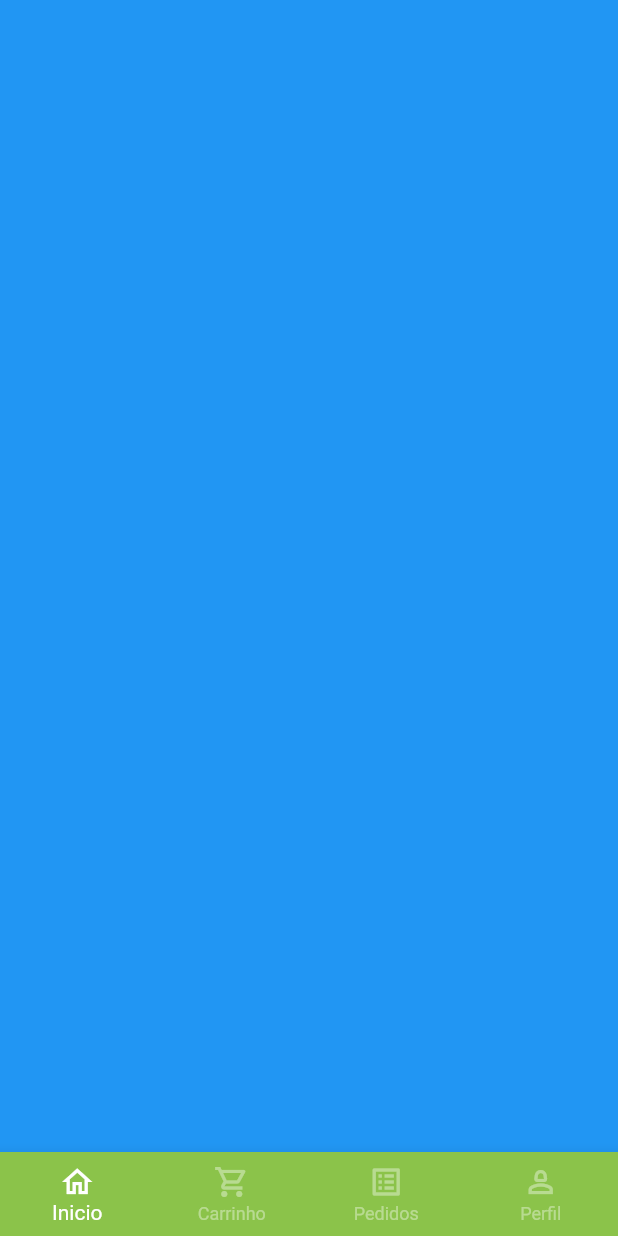
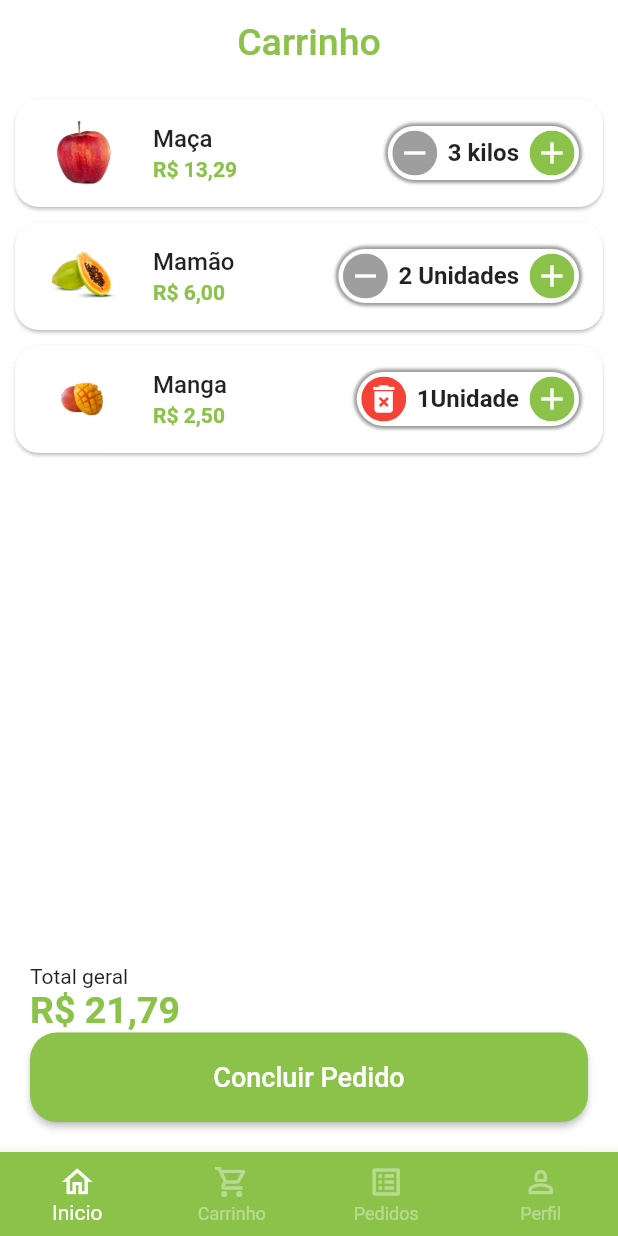
Before and after one commit to Raf-Alcides/greengrocer_mobile, a Flutter app: the BaseScreen screen opened directly, swiped to page 2, on a phone screen of 412 x 824 dp. Run offline on Flutter 3.47's test engine with Material 2 defaults, Android fonts, the phone set to English and light mode, and no system bars; our stand-ins replace animated_text_kit, flutter_screenutil, mask_text_input_formatter.

Commit message:
Tela de carrinho

```diff
--- a/lib/app/core/app_data.dart
+++ b/lib/app/core/app_data.dart
@@ -1,11 +1,14 @@
 import 'package:greengrocer_mobile/app/models/item_model.dart';
+
+import '../models/cart_item_model.dart';
 
 final ItemModel apple = ItemModel(
   itemName: 'Maça',
   imgUrl: 'assets/images/apple.png',
   unit: 'kilo',
   price: 4.43,
-  description: 'A Maçã Fuji Possui fibras solúveis que ajudam a reduzir o colesterol sangüíneo.  A Maçã Gala é fonte de ferro, mineral essencial para a formação dos glóbulos vermelhos. A Maçã Golden possui enzimas que melhoram a digestão. Vendida por quilo (KG) e unidade (UN). Variações da Maçã: Golden, Red Delicious, Nacional Fuji e Nacional Gala.',
+  description:
+      'A Maçã Fuji Possui fibras solúveis que ajudam a reduzir o colesterol sangüíneo.  A Maçã Gala é fonte de ferro, mineral essencial para a formação dos glóbulos vermelhos. A Maçã Golden possui enzimas que melhoram a digestão. Vendida por quilo (KG) e unidade (UN). Variações da Maçã: Golden, Red Delicious, Nacional Fuji e Nacional Gala.',
 );
 
 final ItemModel grape = ItemModel(
@@ -64,3 +67,9 @@ List<String> categories = [
   'Hortalizas',
   'Temperos',
 ];
+
+List<CartItemModel> cartItem = [
+  CartItemModel(item: apple, quantity: 3),
+  CartItemModel(item: mamao, quantity: 2),
+  CartItemModel(item: mango, quantity: 1),
+];
--- /dev/null
+++ b/lib/app/models/cart_item_model.dart
@@ -0,0 +1,15 @@
+
+import 'package:greengrocer_mobile/app/models/item_model.dart';
+
+class CartItemModel {
+  final ItemModel item;
+  int quantity;
+
+  CartItemModel({
+    required this.item, required this.quantity
+  });
+
+  double totalPrice() {
+    return item.price * quantity;
+  }
+}
--- a/lib/app/pages/base/base_screen.dart
+++ b/lib/app/pages/base/base_screen.dart
@@ -1,4 +1,5 @@
 import 'package:flutter/material.dart';
+import 'package:greengrocer_mobile/app/pages/cart/cart_tab.dart';
 
 import '../home/home_tab.dart';
 
@@ -21,9 +22,7 @@ class _BaseScreenState extends State<BaseScreen> {
         controller: pageController,
         children: [
            const HomeTab(),
-          Container(
-            color: Colors.blue,
-          ),
+           const CartTab(),
           Container(
             color: Colors.pink,
           ),
--- /dev/null
+++ b/lib/app/pages/cart/cart_tab.dart
@@ -0,0 +1,113 @@
+import 'package:flutter/material.dart';
+import 'package:greengrocer_mobile/app/core/ui/extension/theme_extension.dart';
+import 'package:greengrocer_mobile/app/core/ui/services/utils_services.dart';
+import 'package:greengrocer_mobile/app/models/cart_item_model.dart';
+import 'package:greengrocer_mobile/app/pages/components/auth/custom_elevated_button.dart';
+import '../../core/app_data.dart' as app_data;
+import '../components/cart/cart_tile.dart';
+
+class CartTab extends StatefulWidget {
+  const CartTab({super.key});
+
+  @override
+  State<CartTab> createState() => _CartTabState();
+}
+
+class _CartTabState extends State<CartTab> {
+  final UtilsServices utilsServices = UtilsServices();
+
+  void removeItemCart(CartItemModel cartItem) {
+    setState(() {
+      app_data.cartItem.remove(cartItem);
+    });
+  }
+
+  double cartTotalPrice() {
+    double total = 0;
+    for (var item in app_data.cartItem) {
+      total += item.totalPrice();
+    }
+    return total;
+  }
+
+  @override
+  Widget build(BuildContext context) {
+    return Scaffold(
+      appBar: AppBar(
+        title: Text(
+          'Carrinho',
+          style: TextStyle(fontSize: 25, color: context.primaryColor),
+        ),
+      ),
+      body: Column(
+        children: [
+          Expanded(
+            child: ListView.builder(
+              itemCount: app_data.cartItem.length,
+              itemBuilder: (_, index) => CartTile(
+                cartItem: app_data.cartItem[index],
+                remove: removeItemCart,
+              ),
+            ),
+          ),
+          Container(
+            padding: const EdgeInsets.all(20),
+            decoration: BoxDecoration(
+              color: Colors.white,
+              borderRadius: BorderRadius.circular(30),
+            ),
+            child: Column(
+                crossAxisAlignment: CrossAxisAlignment.stretch,
+                children: [
+                  const Text('Total geral'),
+                  Text(
+                    utilsServices.priceToCurrent(cartTotalPrice()),
+                    style: TextStyle(
+                        color: context.primaryColor,
+                        fontSize: 25,
+                        fontWeight: FontWeight.bold),
+                  ),
+                  CustomElevatedButton(
+                      text: 'Concluir Pedido',
+                      onPressed: () async {
+                        bool? result = await showOrderConfimation();
+                        // ignore: avoid_print
+                        print(result);
+                      })
+                ]),
+          ),
+        ],
+      ),
+    );
+  }
+
+  Future<bool?> showOrderConfimation() {
+    return showDialog<bool>(
+        context: context,
+        builder: (context) {
+          return AlertDialog(
+            shape: RoundedRectangleBorder(
+              borderRadius: BorderRadius.circular(20)
+            ),
+            title: const Text('Confirmação'),
+            content: const Text('Deseja realmente concluir o Pedido?'),
+            actions: [
+              TextButton(
+                onPressed: () {
+                  Navigator.of(context).pop(false);
+                },
+                child: const Text('Não'),
+              ),
+              ElevatedButton(onPressed: () {
+                  Navigator.of(context).pop(true);
+
+              }, style: ElevatedButton.styleFrom(
+                shape: RoundedRectangleBorder(
+                  borderRadius: BorderRadius.circular(20)
+                )
+              ), child: const Text('Sim'),)
+            ],
+          );
+        });
+  }
+}
--- /dev/null
+++ b/lib/app/pages/components/cart/cart_tile.dart
@@ -0,0 +1,53 @@
+import 'package:flutter/material.dart';
+import 'package:greengrocer_mobile/app/core/ui/extension/theme_extension.dart';
+import 'package:greengrocer_mobile/app/core/ui/services/utils_services.dart';
+import 'package:greengrocer_mobile/app/models/cart_item_model.dart';
+import 'package:greengrocer_mobile/app/pages/components/widgets/custom_quantity.dart';
+
+class CartTile extends StatefulWidget {
+
+  final CartItemModel cartItem;
+  final Function(CartItemModel) remove;
+
+
+  const CartTile({super.key, required this.cartItem, required this.remove});
+
+  @override
+  State<CartTile> createState() => _CartTileState();
+}
+
+class _CartTileState extends State<CartTile> {
+  final UtilsServices utilsServices = UtilsServices();
+
+
+
+
+  @override
+  Widget build(BuildContext context) {
+    return  Card(
+      margin: const EdgeInsets.fromLTRB(10, 10, 10, 0),
+      shape: RoundedRectangleBorder(
+        borderRadius: BorderRadius.circular(16)
+      ),
+      child: ListTile(
+        leading: Image.asset(widget.cartItem.item.imgUrl, height: 60, width: 60,),
+        title: Text(widget.cartItem.item.itemName, style: const TextStyle(fontWeight: FontWeight.w500),),
+        subtitle: Text(utilsServices.priceToCurrent(widget.cartItem.totalPrice()), style: TextStyle( color: context.primaryColor, fontWeight: FontWeight.bold),),
+        trailing: CustomQuantity(
+          count: widget.cartItem.quantity,
+          medida: widget.cartItem.item.unit,
+          result: (quantity) {
+            setState(() {
+              widget.cartItem.quantity = quantity;
+
+              if(quantity == 0) {
+                widget.remove(widget.cartItem);
+              }
+            });
+          },
+          isRemove: true,
+        ),
+      ),
+    );
+  }
+}
--- a/lib/app/pages/components/home/card_tile.dart
+++ b/lib/app/pages/components/home/card_tile.dart
@@ -2,7 +2,7 @@ import 'package:flutter/material.dart';
 import 'package:greengrocer_mobile/app/core/ui/extension/theme_extension.dart';
 import 'package:greengrocer_mobile/app/core/ui/services/utils_services.dart';
 import 'package:greengrocer_mobile/app/models/item_model.dart';
-import 'package:greengrocer_mobile/app/pages/product/product_screen.dart';
+import 'package:greengrocer_mobile/app/pages/home/product/product_screen.dart';
 
 class CardTile extends StatelessWidget {
   final ItemModel item;
--- a/lib/app/pages/components/widgets/custom_quantity.dart
+++ b/lib/app/pages/components/widgets/custom_quantity.dart
@@ -7,12 +7,13 @@ class CustomQuantity extends StatelessWidget {
   final int count;
   final String medida;
   final Function(int quatity) result;
+  final bool isRemove;
 
   const CustomQuantity({
     super.key,
     required this.count,
     required this.medida,
-    required this.result,
+    required this.result, this.isRemove = false,
   });
 
   @override
@@ -27,15 +28,16 @@ class CustomQuantity extends StatelessWidget {
         ],
       ),
       child: Row(
+        mainAxisSize: MainAxisSize.min,
         children: [
           WidgetQuatity(
-            icon: Icons.remove,
+            icon: !isRemove || count > 1 ? Icons.remove : Icons.delete_forever,
             ontap: () {
-              if(count == 1) return;
+              if(count == 1 && !isRemove)  return;
               int resultCount = count - 1;
               result(resultCount);
             },
-            color: Colors.grey,
+            color: !isRemove || count > 1 ? Colors.grey : Colors.red,
           ),
           Padding(
             padding: const EdgeInsets.symmetric(horizontal: 7),
--- a/lib/app/pages/product/product_screen.dart
+++ b/lib/app/pages/home/product/product_screen.dart
@@ -3,8 +3,7 @@ import 'package:greengrocer_mobile/app/core/ui/extension/theme_extension.dart';
 import 'package:greengrocer_mobile/app/core/ui/services/utils_services.dart';
 import 'package:greengrocer_mobile/app/models/item_model.dart';
 import 'package:greengrocer_mobile/app/pages/components/auth/custom_elevated_button.dart';
-
-import '../components/widgets/custom_quantity.dart';
+import '../../components/widgets/custom_quantity.dart';
 
 class ProductScreen extends StatefulWidget {
   final ItemModel item;
```
Lines whose indentation alone changed are shown as unchanged.
